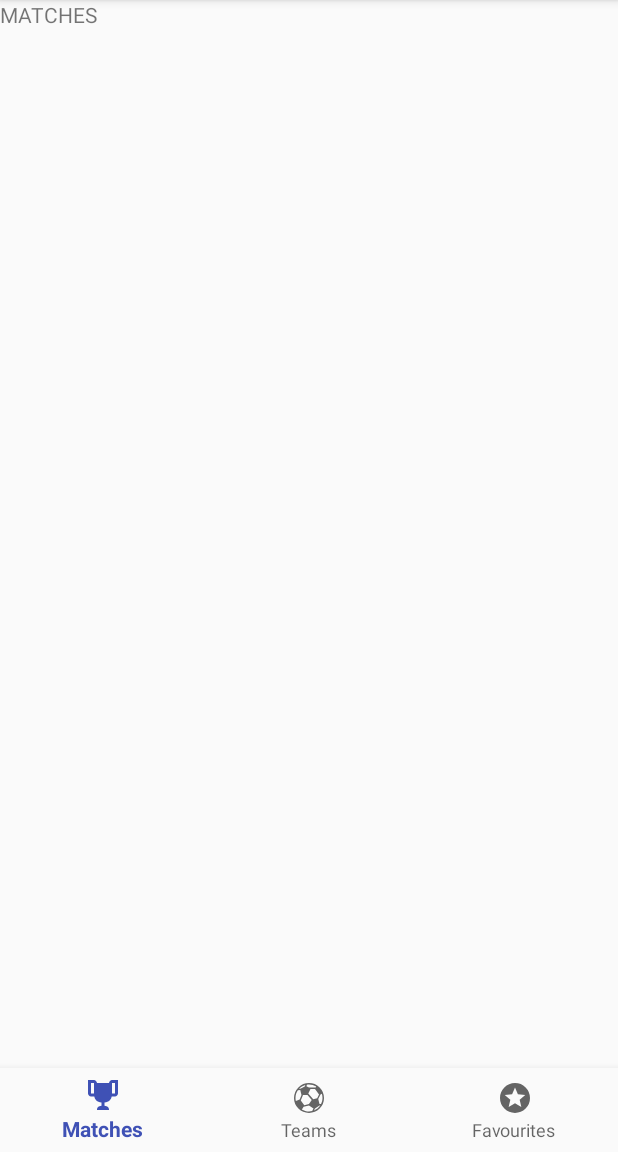
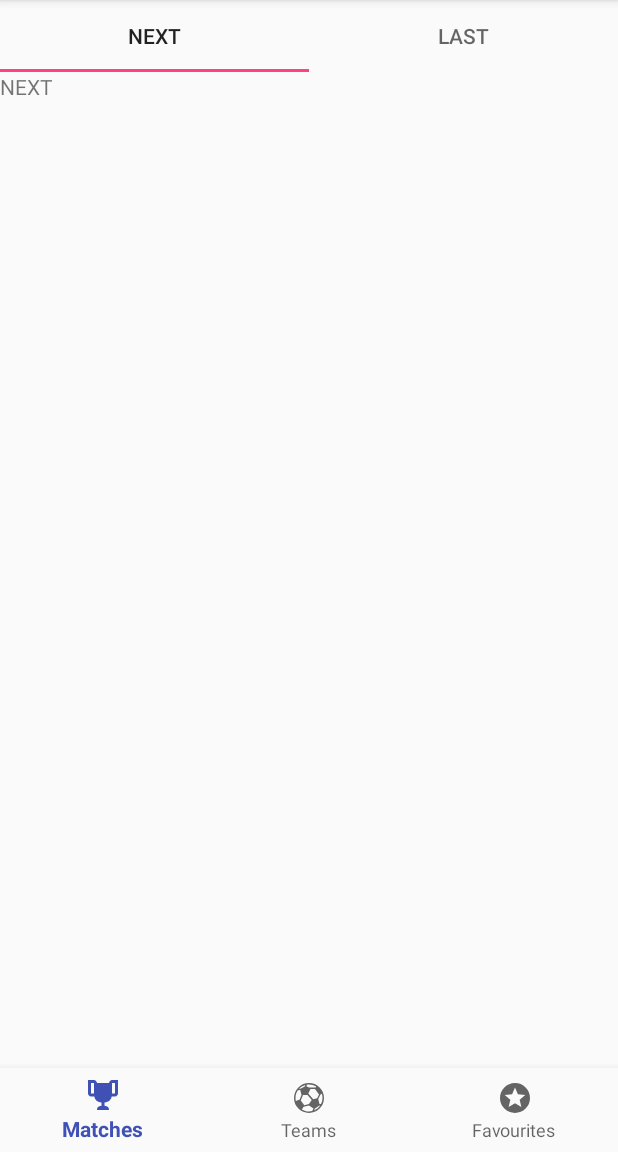
Before and after one commit to vitorizkiimanda/FootballVRI, an Android app: the screen it shows after launch (MainActivity), on a phone screen of 412 x 824 dp, the part 84-1236 px from its top. Run offline under Robolectric (Android 15) with nearby library versions, the phone set to English and light mode, and no system bars.

Commit message:
UI : Fragment on Fragment

```diff
--- a/app/src/main/java/com/example/vitorizkiimanda/footballvri/matches/MatchesFragment.kt
+++ b/app/src/main/java/com/example/vitorizkiimanda/footballvri/matches/MatchesFragment.kt
@@ -2,12 +2,15 @@ package com.example.vitorizkiimanda.footballvri.matches
 
 
 import android.os.Bundle
+import android.support.design.widget.TabLayout
 import android.support.v4.app.Fragment
+import android.support.v4.view.ViewPager
 import android.view.LayoutInflater
 import android.view.View
 import android.view.ViewGroup
 
 import com.example.vitorizkiimanda.footballvri.R
+import kotlinx.android.synthetic.main.fragment_matches.*
 
 // TODO: Rename parameter arguments, choose names that match
 // the fragment initialization parameters, e.g. ARG_ITEM_NUMBER
@@ -20,10 +23,23 @@ private const val ARG_PARAM2 = "param2"
  */
 class MatchesFragment : Fragment() {
 
+    private lateinit var viewpager_matches: ViewPager
+    private lateinit var tabs_matches: TabLayout
+
     override fun onCreateView(inflater: LayoutInflater, container: ViewGroup?,
                               savedInstanceState: Bundle?): View? {
+
         // Inflate the layout for this fragment
-        return inflater.inflate(R.layout.fragment_matches, container, false)
+        val view = inflater.inflate(R.layout.fragment_matches, container, false)
+
+        //binding
+        viewpager_matches = view.findViewById(R.id.viewpager_matches)
+        tabs_matches = view.findViewById(R.id.tabs_matches)
+
+        viewpager_matches.adapter = MatchesPagerAdapter (childFragmentManager)
+        tabs_matches.setupWithViewPager(viewpager_matches)
+
+        return view
     }
 
 
--- /dev/null
+++ b/app/src/main/java/com/example/vitorizkiimanda/footballvri/matches/MatchesPagerAdapter.kt
@@ -0,0 +1,35 @@
+package com.example.vitorizkiimanda.footballvri.matches
+
+import android.support.v4.app.Fragment
+import android.support.v4.app.FragmentManager
+import android.support.v4.app.FragmentPagerAdapter
+import com.example.vitorizkiimanda.footballvri.matches.subFragments.MatchesLastFragment
+import com.example.vitorizkiimanda.footballvri.matches.subFragments.MatchesNextFragment
+
+class MatchesPagerAdapter(fm: FragmentManager) : FragmentPagerAdapter(fm) {
+
+    override fun getItem(position: Int): Fragment {
+        return when (position) {
+            0 -> {
+                MatchesNextFragment()
+            }
+            else -> {
+                return MatchesLastFragment()
+            }
+        }
+    }
+
+    override fun getCount(): Int {
+        return 2
+    }
+
+    override fun getPageTitle(position: Int): CharSequence {
+        return when (position) {
+            0 -> "Next"
+            else -> {
+                return "last"
+            }
+        }
+    }
+
+}
--- /dev/null
+++ b/app/src/main/java/com/example/vitorizkiimanda/footballvri/matches/subFragments/MatchesLastFragment.kt
@@ -0,0 +1,30 @@
+package com.example.vitorizkiimanda.footballvri.matches.subFragments
+
+
+import android.os.Bundle
+import android.support.v4.app.Fragment
+import android.view.LayoutInflater
+import android.view.View
+import android.view.ViewGroup
+
+import com.example.vitorizkiimanda.footballvri.R
+
+// TODO: Rename parameter arguments, choose names that match
+// the fragment initialization parameters, e.g. ARG_ITEM_NUMBER
+private const val ARG_PARAM1 = "param1"
+private const val ARG_PARAM2 = "param2"
+
+/**
+ * A simple [Fragment] subclass.
+ *
+ */
+class MatchesLastFragment : Fragment() {
+
+    override fun onCreateView(inflater: LayoutInflater, container: ViewGroup?,
+                              savedInstanceState: Bundle?): View? {
+        // Inflate the layout for this fragment
+        return inflater.inflate(R.layout.fragment_matches_last, container, false)
+    }
+
+
+}
--- /dev/null
+++ b/app/src/main/java/com/example/vitorizkiimanda/footballvri/matches/subFragments/MatchesNextFragment.kt
@@ -0,0 +1,30 @@
+package com.example.vitorizkiimanda.footballvri.matches.subFragments
+
+
+import android.os.Bundle
+import android.support.v4.app.Fragment
+import android.view.LayoutInflater
+import android.view.View
+import android.view.ViewGroup
+
+import com.example.vitorizkiimanda.footballvri.R
+
+// TODO: Rename parameter arguments, choose names that match
+// the fragment initialization parameters, e.g. ARG_ITEM_NUMBER
+private const val ARG_PARAM1 = "param1"
+private const val ARG_PARAM2 = "param2"
+
+/**
+ * A simple [Fragment] subclass.
+ *
+ */
+class MatchesNextFragment : Fragment() {
+
+    override fun onCreateView(inflater: LayoutInflater, container: ViewGroup?,
+                              savedInstanceState: Bundle?): View? {
+        // Inflate the layout for this fragment
+        return inflater.inflate(R.layout.fragment_matches_next, container, false)
+    }
+
+
+}
--- a/app/src/main/res/layout/fragment_matches.xml
+++ b/app/src/main/res/layout/fragment_matches.xml
@@ -1,14 +1,24 @@
 <?xml version="1.0" encoding="utf-8"?>
-<FrameLayout xmlns:android="http://schemas.android.com/apk/res/android"
+<LinearLayout xmlns:android="http://schemas.android.com/apk/res/android"
+    xmlns:app="http://schemas.android.com/apk/res-auto"
     xmlns:tools="http://schemas.android.com/tools"
     android:layout_width="match_parent"
     android:layout_height="match_parent"
-    tools:context=".matches.MatchesFragment">
+    tools:context=".matches.MatchesFragment"
+    android:orientation="vertical">
 
-    <!-- TODO: Update blank fragment layout -->
-    <TextView
+
+    <android.support.design.widget.TabLayout
+        android:id="@+id/tabs_matches"
         android:layout_width="match_parent"
-        android:layout_height="match_parent"
-        android:text="MATCHES" />
+        android:layout_height="wrap_content"
+        app:tabMode="fixed"
+        />
 
-</FrameLayout>
+    <android.support.v4.view.ViewPager
+        android:id="@+id/viewpager_matches"
+        android:layout_width="match_parent"
+        android:layout_height="wrap_content"
+        />
+
+</LinearLayout>
--- /dev/null
+++ b/app/src/main/res/layout/fragment_matches_last.xml
@@ -0,0 +1,14 @@
+<?xml version="1.0" encoding="utf-8"?>
+<FrameLayout xmlns:android="http://schemas.android.com/apk/res/android"
+    xmlns:tools="http://schemas.android.com/tools"
+    android:layout_width="match_parent"
+    android:layout_height="match_parent"
+    tools:context=".matches.subFragments.MatchesLastFragment">
+
+    <!-- TODO: Update blank fragment layout -->
+    <TextView
+        android:layout_width="match_parent"
+        android:layout_height="match_parent"
+        android:text="LAST" />
+
+</FrameLayout>
--- /dev/null
+++ b/app/src/main/res/layout/fragment_matches_next.xml
@@ -0,0 +1,14 @@
+<?xml version="1.0" encoding="utf-8"?>
+<FrameLayout xmlns:android="http://schemas.android.com/apk/res/android"
+    xmlns:tools="http://schemas.android.com/tools"
+    android:layout_width="match_parent"
+    android:layout_height="match_parent"
+    tools:context=".matches.subFragments.MatchesNextFragment">
+
+    <!-- TODO: Update blank fragment layout -->
+    <TextView
+        android:layout_width="match_parent"
+        android:layout_height="match_parent"
+        android:text="NEXT" />
+
+</FrameLayout>
```
